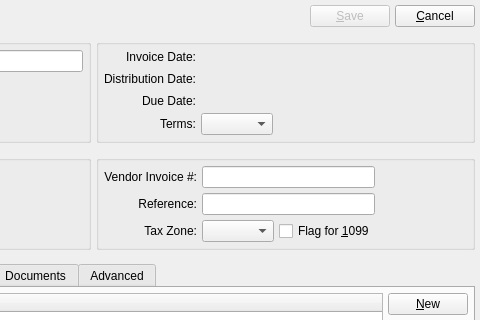
Above: guiclient/miscVoucher.ui from Pegasus-RPG/xtuple-client before the change; both pictures show x 294 to 774 and y 0 to 320 of the 774 by 629 pixel window. Below: the same form after it.
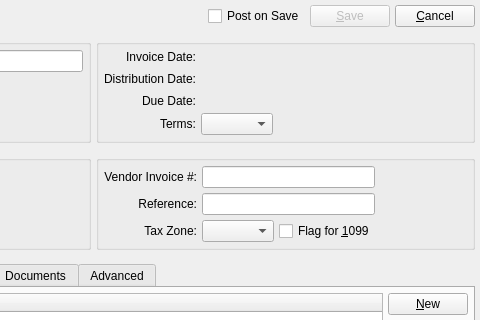
That is the form after the change. Custom widgets are drawn as their Qt base class.

Commit message: Issue #21596: Post Documents in a single step

```diff
--- a/guiclient/miscVoucher.ui
+++ b/guiclient/miscVoucher.ui
@@ -39,6 +39,13 @@
        </property>
       </spacer>
      </item>
+     <item>
+      <widget class="QCheckBox" name="_postVoucher">
+       <property name="text">
+        <string>Post on Save</string>
+       </property>
+      </widget>
+     </item>
      <item>
       <widget class="QPushButton" name="_save">
        <property name="enabled">
```
Left out of the diff: 1 changed line with no effect on the pictures. The commit also changes 5 other files.
